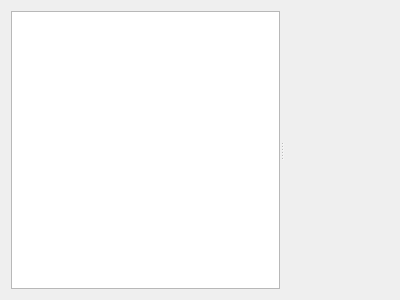
First picture: the form in component/GuiManager/src/containers/SettingsContainer.ui, repository Sourcerer-Team/Sourcerer, before the edit.
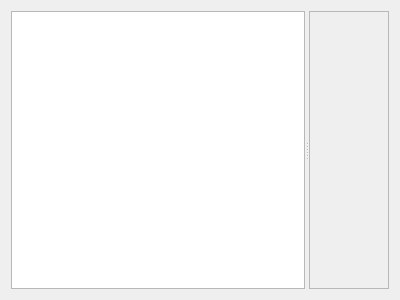
Second picture: the form after the edit. Custom widgets are drawn as their Qt base class.

Commit message: Fixed Settings container.

Diff of the .ui file:
```diff
--- a/component/GuiManager/src/containers/SettingsContainer.ui
+++ b/component/GuiManager/src/containers/SettingsContainer.ui
@@ -19,8 +19,50 @@
      <property name="orientation">
       <enum>Qt::Horizontal</enum>
      </property>
-     <widget class="QTreeView" name="groupsTreeView"/>
-     <widget class="GuiManager::Widgets::SettingsPaneWidget" name="groupsPaneWidget" native="true"/>
+     <widget class="QWidget" name="leftVerticalLayoutWidget">
+      <layout class="QVBoxLayout" name="leftVerticalLayout">
+       <item>
+        <layout class="QHBoxLayout" name="horizontalLayout_1">
+         <property name="sizeConstraint">
+          <enum>QLayout::SetMinimumSize</enum>
+         </property>
+         <item>
+          <widget class="QTreeView" name="groupsTreeView"/>
+         </item>
+        </layout>
+       </item>
+      </layout>
+     </widget>
+     <widget class="QWidget" name="rightVerticalLayoutWidget">
+      <layout class="QVBoxLayout" name="rightVerticalLayout">
+       <item>
+        <widget class="QScrollArea" name="groupsPaneScrollArea">
+         <property name="widgetResizable">
+          <bool>true</bool>
+         </property>
+         <widget class="QWidget" name="scrollAreaWidgetContents">
+          <property name="geometry">
+           <rect>
+            <x>0</x>
+            <y>0</y>
+            <width>81</width>
+            <height>274</height>
+           </rect>
+          </property>
+          <layout class="QVBoxLayout" name="verticalLayout_3">
+           <item>
+            <layout class="QVBoxLayout" name="scrollVerticalLayout">
+             <item>
+              <widget class="GuiManager::Widgets::SettingsPaneWidget" name="groupsPaneWidget" native="true"/>
+             </item>
+            </layout>
+           </item>
+          </layout>
+         </widget>
+        </widget>
+       </item>
+      </layout>
+     </widget>
     </widget>
    </item>
   </layout>
```
The commit also changes 34 other files.
